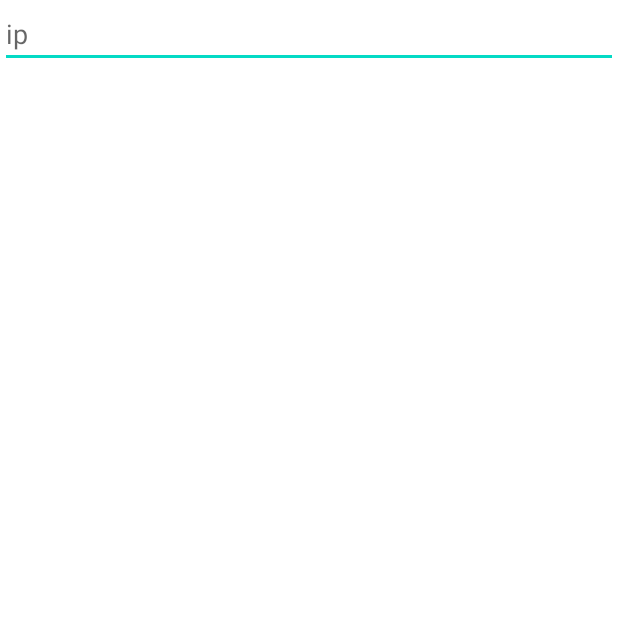
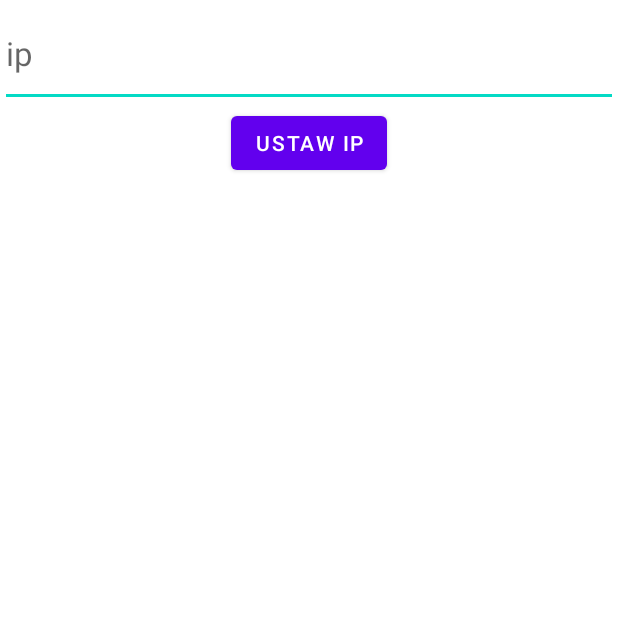
Before and after one commit to Gerald212/PhotoApp, an Android app: the SettingsFragment screen opened directly, with no data from a screen before it, on a phone screen of 412 x 824 dp, the top half of it. Before the commit the part shown is almost empty. Run offline under Robolectric (Android 15) with nearby library versions, the phone set to English and light mode, and no system bars.

Commit message:
znowu nie dziala

```diff
--- a/Aplikacja/app/src/main/java/com/example/photoapp/MainActivity.java
+++ b/Aplikacja/app/src/main/java/com/example/photoapp/MainActivity.java
@@ -8,7 +8,9 @@ import androidx.core.content.FileProvider;
 import android.Manifest;
 import android.app.Activity;
 import android.content.ActivityNotFoundException;
+import android.content.Context;
 import android.content.Intent;
+import android.content.SharedPreferences;
 import android.content.pm.PackageManager;
 import android.graphics.Bitmap;
 import android.graphics.BitmapFactory;
@@ -18,6 +20,7 @@ import android.os.Bundle;
 import android.os.Environment;
 import android.os.FileUtils;
 import android.os.StrictMode;
+import android.preference.PreferenceManager;
 import android.provider.MediaStore;
 import android.util.Log;
 import android.view.View;
@@ -73,6 +76,8 @@ public class MainActivity extends AppCompatActivity {
             ImageView iv = findViewById(R.id.photoDisplay);
             iv.setImageURI(Uri.parse(currentPhotoPath));
         }
+
+        SharedPreferences sp = getSharedPreferences("ip", Context.MODE_PRIVATE);
     }
 
     @Override
--- a/Aplikacja/app/src/main/java/com/example/photoapp/SetingsActivity.java
+++ b/Aplikacja/app/src/main/java/com/example/photoapp/SetingsActivity.java
@@ -1,6 +1,10 @@
 package com.example.photoapp;
 
 import android.os.Bundle;
+import android.util.Log;
+import android.view.View;
+import android.widget.EditText;
+import android.widget.TextView;
 
 import androidx.appcompat.app.AppCompatActivity;
 
@@ -12,4 +16,5 @@ public class SetingsActivity extends AppCompatActivity {
         setContentView(R.layout.activity_settings);
 
     }
+
 }
--- a/Aplikacja/app/src/main/res/layout/fragment_settings.xml
+++ b/Aplikacja/app/src/main/res/layout/fragment_settings.xml
@@ -8,6 +8,7 @@
     <LinearLayout
         android:layout_width="match_parent"
         android:layout_height="match_parent"
+        android:gravity="center_horizontal"
         android:orientation="vertical"
         app:layout_constraintBottom_toBottomOf="parent"
         app:layout_constraintEnd_toEndOf="parent"
@@ -17,9 +18,17 @@
         <EditText
             android:id="@+id/editTextView"
             android:layout_width="match_parent"
-            android:layout_height="wrap_content"
+            android:layout_height="71dp"
             android:ems="10"
             android:hint="ip"
-            android:inputType="textPersonName" />
+            android:inputType="textPersonName"
+            android:textSize="22sp" />
+
+        <Button
+            android:id="@+id/setIpButton"
+            android:layout_width="wrap_content"
+            android:layout_height="wrap_content"
+            android:onClick="setIpButtonOnClick"
+            android:text="Ustaw IP" />
     </LinearLayout>
 </androidx.constraintlayout.widget.ConstraintLayout>
```
Also changed, not shown: Aplikacja/app/src/main/java/com/example/photoapp/SettingsFragment.java (+17 -0 lines).
